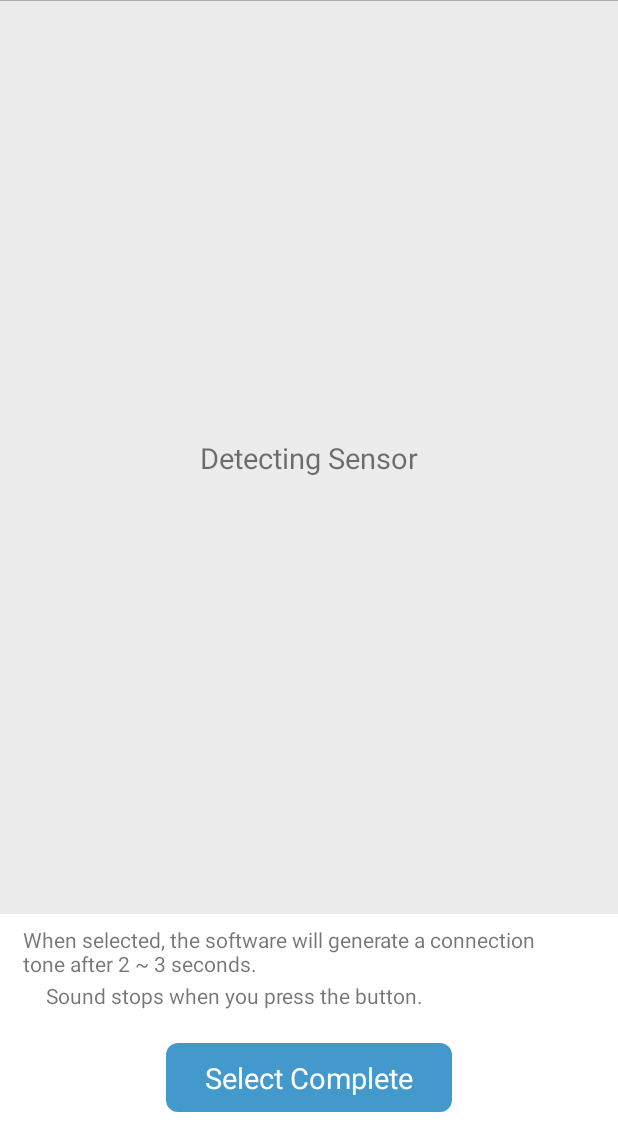
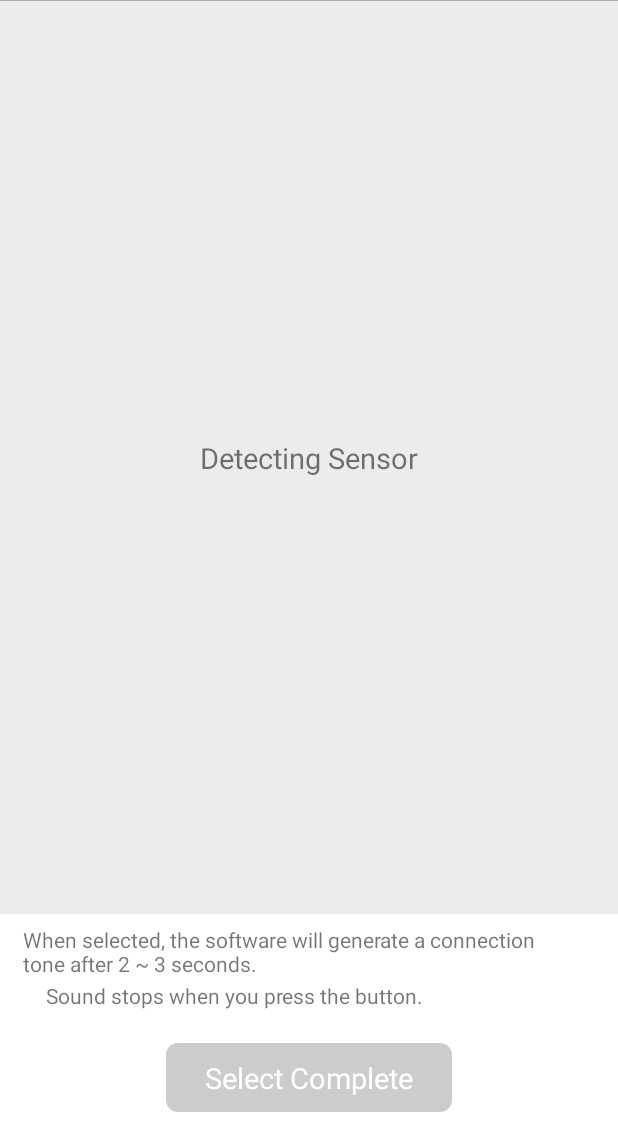
Before and after one commit to whwlgod89/we, an Android app: the WearListActivity screen opened directly, with no data from a screen before it, on a phone screen of 412 x 824 dp, the part 90-1236 px from its top. Run offline under Robolectric (Android 15) with nearby library versions, the phone set to English and light mode, and no system bars; our stand-ins replace ButterKnife; 1 statement that could not run was skipped.

Commit message:
도움말 추가 스크롤 추가 사용설명서 (웨어 사양) 추가 웨어 등록,웨어 수정 쪽 전화번호 비활성화 사용설명서 레이아웃 폰트 조정 인트로 레이아웃 copry textview  하단에 추가 다이어로그 예 아니요 한글로 변경 wallet 레이아웃 1.동작모드 미터수 변경 2.지갑이미지 선택시 체크되게 3.radio버튼과 지갑 이미지간격 줄임 작동모드 설명 Dialog 경어체로 변경하기 웨어 검색중일때 선택완료버튼 비활성화 Wearlist에서 클릭시에 addActivity 로 넘어가는것 분리 (clickitem시 알림만 울리고 선택완료를 눌러야지만 넘어가도록)

```diff
--- a/app/src/main/java/kr/co/theunify/wear/activity/WearListActivity.java
+++ b/app/src/main/java/kr/co/theunify/wear/activity/WearListActivity.java
@@ -49,7 +49,7 @@ public class WearListActivity extends BaseActivity {
     @BindView(R.id.v_titlebar)      TitlebarView v_titlebar;
     @BindView(R.id.txt_empty)       TextView txt_empty;
     @BindView(R.id.list_sensor)     ListView list_sensor;
-
+    @BindView(R.id.btn_close)       TextView btn_close;
 
     //********************************************************************************
     //  Member Variable
@@ -172,9 +172,17 @@ public class WearListActivity extends BaseActivity {
     /**
      * 뒤로 이동 버튼 클릭 시
      */
-    @OnClick({R.id.img_back, R.id.btn_close})
+    @OnClick(R.id.img_back)
     public void onClickImgBack() {
         onBackPressed();
+    }
+    @OnClick(R.id.btn_close)
+    public void onClickSelectComplete()
+    {
+        Intent i = new Intent();
+        i.setClass(WearListActivity.this, AddActivity.class);
+        i.putExtra("wear", mSelectedSensor);
+        startActivityForResult(i, Const.REQUEST_CODE_OF_ADD_SENSOR);
     }
 
     /**
@@ -208,10 +216,9 @@ public class WearListActivity extends BaseActivity {
 
     private void initView() {
 
+
         initTitle();
-
         initListView();
-
         scanLeDevice(true);
     }
 
@@ -234,6 +241,8 @@ public class WearListActivity extends BaseActivity {
         txt_empty.setText(getString(R.string.start_detect_sensor));
         list_sensor.setVisibility(View.GONE);
     }
+
+
 
     /**
      * 프로그래스 보이기
@@ -268,10 +277,14 @@ public class WearListActivity extends BaseActivity {
             handleStart.sendEmptyMessageDelayed(0, 10000);
             mScanning = true;
             v_titlebar.startSearch();
+            btn_close.setEnabled(false);
+            btn_close.setBackgroundResource(R.drawable.selector_btn_non_add_sensor);
             mBluetoothAdapter.startLeScan(mLeScanCallback);
         } else {
             mScanning = false;
             v_titlebar.stopSearch();
+            btn_close.setEnabled(true);   //버튼 활성화
+            btn_close.setBackgroundResource(R.drawable.selector_btn_add_sensor);
             mBluetoothAdapter.stopLeScan(mLeScanCallback);
         }
     }
@@ -383,13 +396,7 @@ public class WearListActivity extends BaseActivity {
                 ULog.w(TAG,"ID: "+ mSelectedSensor.getId() + " Connected to GATT server.");
                 // 연결했으니 바로 끊는다.
                 disconnect();
-
                 // 알림음 울렸으니 추가화면으로 이동한다.
-                Intent i = new Intent();
-                i.setClass(WearListActivity.this, AddActivity.class);
-                i.putExtra("wear", mSelectedSensor);
-                startActivityForResult(i, Const.REQUEST_CODE_OF_ADD_SENSOR);
-
             } else if (newState == BluetoothProfile.STATE_DISCONNECTED) {
                 hideProgress();
                 ULog.w(TAG,"ID: " + mSelectedSensor.getId() + " Disconnected from GATT server.");
--- /dev/null
+++ b/app/src/main/res/drawable/selector_btn_non_add_sensor.xml
@@ -0,0 +1,25 @@
+<?xml version="1.0" encoding="utf-8"?>
+<selector xmlns:android="http://schemas.android.com/apk/res/android">
+    <item android:state_selected="true">
+        <shape>
+            <stroke android:width="@dimen/px4" android:color="#cccccc" />
+            <solid android:color="#cccccc" />
+            <corners android:radius="@dimen/px20" />
+        </shape>
+    </item>
+    <item android:state_pressed="true">
+        <shape>
+            <stroke android:width="@dimen/px4" android:color="#cccccc" />
+            <solid android:color="#cccccc" />
+            <corners android:radius="@dimen/px20" />
+        </shape>
+    </item>
+
+    <item>
+        <shape>
+            <stroke android:width="@dimen/px4" android:color="#cccccc" />
+            <solid android:color="#cccccc" />
+            <corners android:radius="@dimen/px20" />
+        </shape>
+    </item>
+</selector>
--- a/app/src/main/res/values/colors.xml
+++ b/app/src/main/res/values/colors.xml
@@ -8,5 +8,6 @@
     <color name="copyright">#ffffff</color>
     <color name="titlecolor">#202020</color>
     <color name="context">#737373</color>
+    <color name="none_click">#cccccc</color>
 
 </resources>
```
Also changed, not shown: app/build.gradle (+11 -6 lines), 1 other file.
